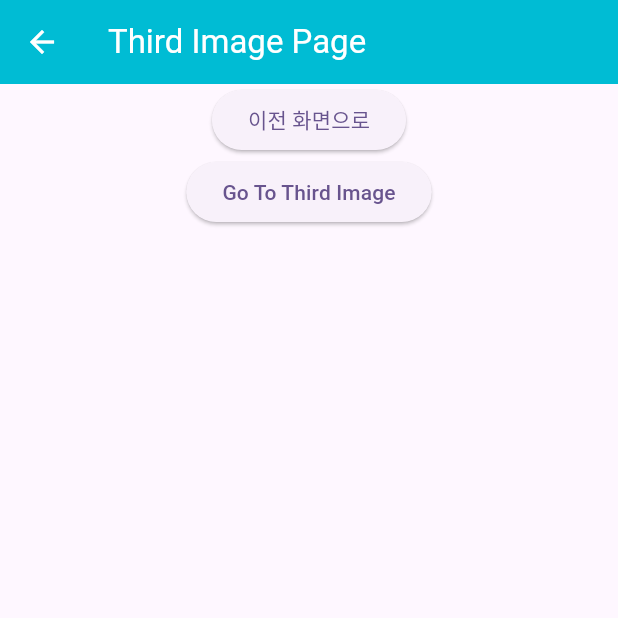
After one commit to InsungBan/navigator_class_image_app, a Flutter app: the ThirdImagePage screen opened by its route, on a phone screen of 412 x 824 dp, the top half of it. The commit adds this screen. Run offline on Flutter 3.47's test engine with Material 3 defaults, Android fonts, the phone set to English and light mode, and no system bars.

Commit message:
third 경로 생성
third page, third image page 추가

```diff
--- /dev/null
+++ b/navigator_class_image_app/lib/view/third_image_page.dart
@@ -0,0 +1,34 @@
+import 'package:flutter/material.dart';
+
+class ThirdImagePage extends StatelessWidget {
+  const ThirdImagePage({super.key});
+
+  @override
+  Widget build(BuildContext context) {
+    return Scaffold(
+      appBar: AppBar(
+        title: Text("Third Image Page"),
+        backgroundColor: Colors.cyan,
+        foregroundColor: Colors.white,
+        centerTitle: false,
+      ),
+      body: Center(
+        child: Column(
+          children: [
+            ElevatedButton(
+              onPressed: () {
+                Navigator.pop(context);
+              },
+              child: Text("이전 화면으로")),
+              ElevatedButton(
+              onPressed: () {
+                Navigator.pop(context);
+                Navigator.pop(context);
+              },
+              child: Text("Go To Third Image")),
+          ],
+        ),
+      ),
+    );
+  }
+}
```
Also changed, not shown: navigator_class_image_app/lib/main.dart (+6 -4 lines), navigator_class_image_app/lib/view/third_page.dart (added, +22 -0 lines).
